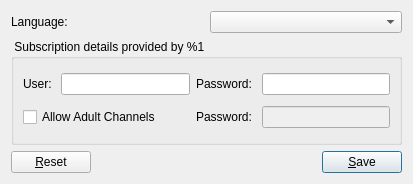
code-google-com/vlc-record, file vlc-record/forms/qftsettings.ui: the form before one commit.
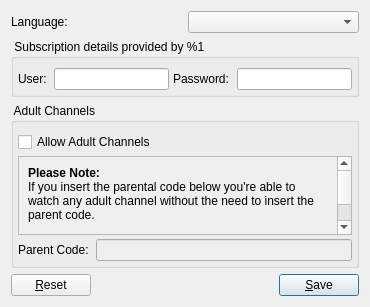
The form after the commit.

Commit message: - merge parental control branch into trunk

What changed in the file:
```diff
--- a/vlc-record/forms/qftsettings.ui
+++ b/vlc-record/forms/qftsettings.ui
@@ -9,8 +9,8 @@
    <rect>
     <x>0</x>
     <y>0</y>
-    <width>413</width>
-    <height>184</height>
+    <width>370</width>
+    <height>307</height>
    </rect>
   </property>
   <property name="windowTitle">
@@ -46,7 +46,29 @@
      <property name="title">
       <string> Subscription details provided by %1 </string>
      </property>
-     <layout class="QGridLayout" name="gridLayout_4">
+     <layout class="QGridLayout" name="gridLayout">
+      <property name="leftMargin">
+       <number>4</number>
+      </property>
+      <property name="topMargin">
+       <number>9</number>
+      </property>
+      <property name="rightMargin">
+       <number>4</number>
+      </property>
+      <property name="bottomMargin">
+       <number>4</number>
+      </property>
+      <property name="spacing">
+       <number>4</number>
+      </property>
+      <item row="0" column="2">
+       <widget class="QLabel" name="label_4">
+        <property name="text">
+         <string>Password: </string>
+        </property>
+       </widget>
+      </item>
       <item row="0" column="0">
        <widget class="QLabel" name="label_2">
         <property name="text">
@@ -54,16 +76,6 @@
         </property>
        </widget>
       </item>
-      <item row="0" column="1">
-       <widget class="QLineEdit" name="lineUsr"/>
-      </item>
-      <item row="0" column="2">
-       <widget class="QLabel" name="label_4">
-        <property name="text">
-         <string>Password: </string>
-        </property>
-       </widget>
-      </item>
       <item row="0" column="3">
        <widget class="QLineEdit" name="linePass">
         <property name="echoMode">
@@ -71,32 +83,89 @@
         </property>
        </widget>
       </item>
-      <item row="1" column="0" colspan="2">
+      <item row="0" column="1">
+       <widget class="QLineEdit" name="lineUsr"/>
+      </item>
+     </layout>
+    </widget>
+   </item>
+   <item>
+    <widget class="QGroupBox" name="groupBox_3">
+     <property name="title">
+      <string> Adult Channels </string>
+     </property>
+     <layout class="QVBoxLayout" name="verticalLayout_11">
+      <property name="spacing">
+       <number>4</number>
+      </property>
+      <property name="leftMargin">
+       <number>4</number>
+      </property>
+      <property name="topMargin">
+       <number>9</number>
+      </property>
+      <property name="rightMargin">
+       <number>4</number>
+      </property>
+      <property name="bottomMargin">
+       <number>4</number>
+      </property>
+      <item>
        <widget class="QCheckBox" name="checkAdult">
         <property name="text">
          <string>Allow Adult Channels</string>
         </property>
-        <property name="checked">
-         <bool>false</bool>
-        </property>
        </widget>
       </item>
-      <item row="1" column="2">
-       <widget class="QLabel" name="label_14">
-        <property name="text">
-         <string>Password: </string>
+      <item>
+       <widget class="QScrollArea" name="scrollArea_2">
+        <property name="widgetResizable">
+         <bool>true</bool>
         </property>
+        <widget class="QWidget" name="scrollAreaWidgetContents">
+         <property name="geometry">
+          <rect>
+           <x>0</x>
+           <y>0</y>
+           <width>340</width>
+           <height>99</height>
+          </rect>
+         </property>
+         <layout class="QVBoxLayout" name="verticalLayout_10">
+          <item>
+           <widget class="QLabel" name="label_23">
+            <property name="text">
+             <string>&lt;html&gt;&lt;head/&gt;&lt;body&gt;&lt;p&gt;&lt;span style=&quot; font-weight:600;&quot;&gt;Please Note:&lt;/span&gt;&lt;br/&gt;If you insert the parental code below you're able to watch any adult channel without the need to insert the parent code. &lt;/p&gt;&lt;p&gt;Leaving this field blank you'll have to enter the parent code each time you want to watch an adult channel.&lt;/p&gt;&lt;/body&gt;&lt;/html&gt;</string>
+            </property>
+            <property name="wordWrap">
+             <bool>true</bool>
+            </property>
+           </widget>
+          </item>
+         </layout>
+        </widget>
        </widget>
       </item>
-      <item row="1" column="3">
-       <widget class="QLineEdit" name="lineErosPass">
-        <property name="enabled">
-         <bool>false</bool>
-        </property>
-        <property name="echoMode">
-         <enum>QLineEdit::Password</enum>
-        </property>
-       </widget>
+      <item>
+       <layout class="QHBoxLayout" name="horizontalLayout_10">
+        <item>
+         <widget class="QLabel" name="label_14">
+          <property name="text">
+           <string>Parent Code: </string>
+          </property>
+         </widget>
+        </item>
+        <item>
+         <widget class="QLineEdit" name="lineErosPass">
+          <property name="enabled">
+           <bool>false</bool>
+          </property>
+          <property name="echoMode">
+           <enum>QLineEdit::Password</enum>
+          </property>
+         </widget>
+        </item>
+       </layout>
       </item>
      </layout>
     </widget>
```
Left out of the diff: 18 changed lines with no effect on the pictures. The commit also changes 48 other files.
